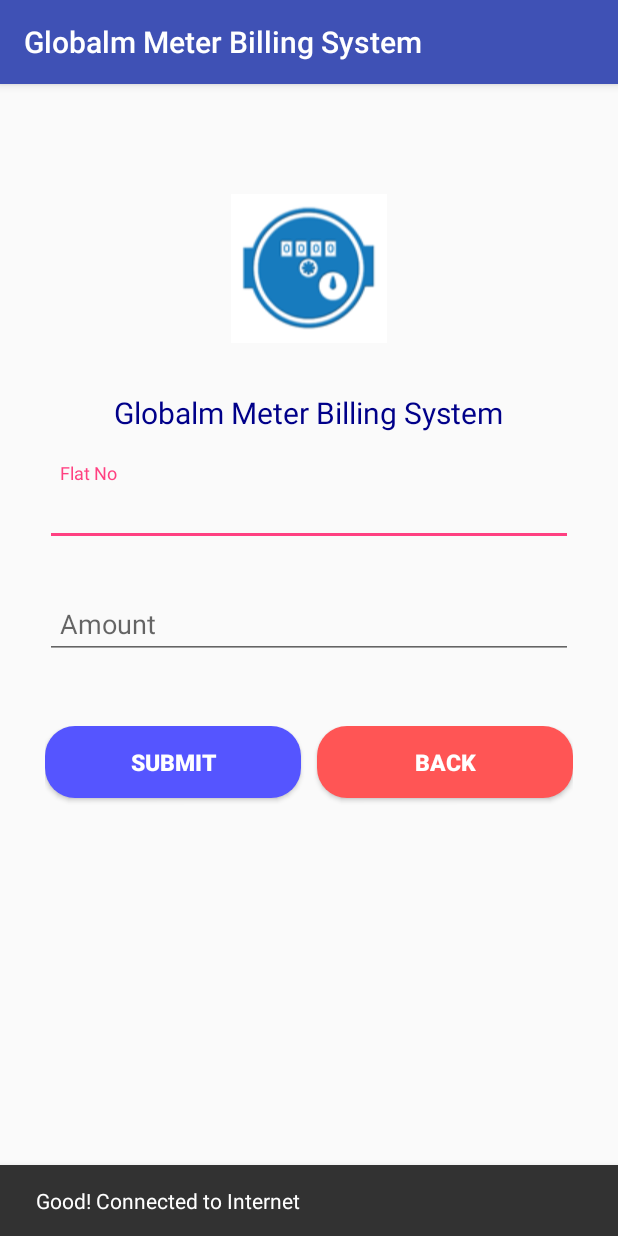
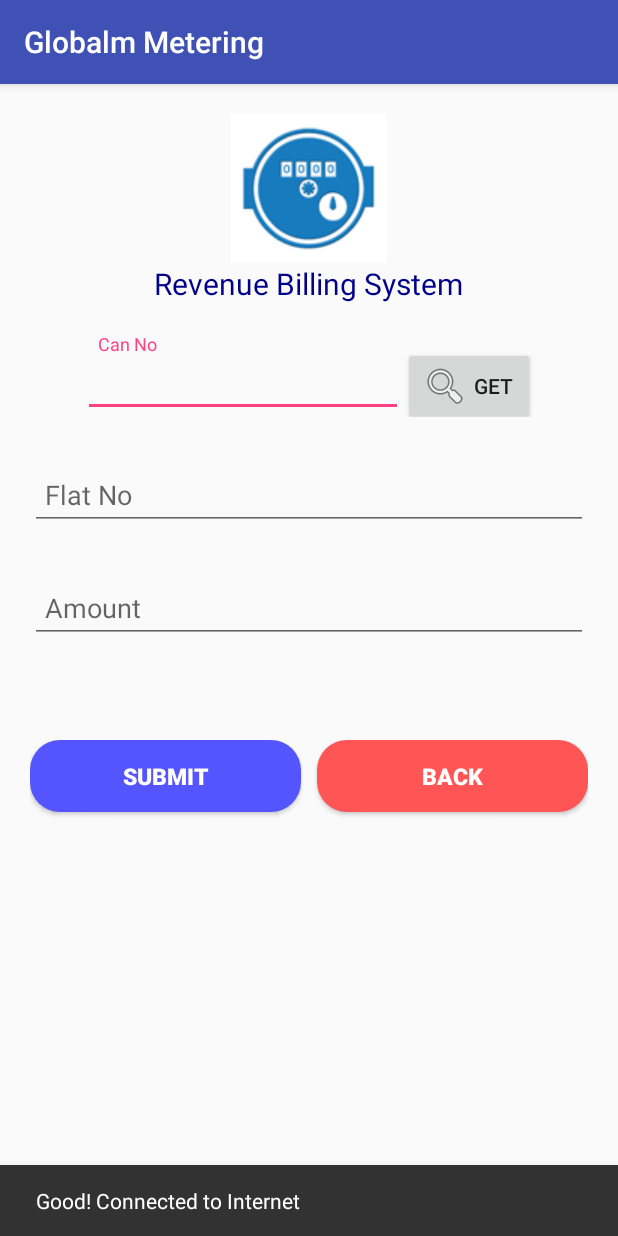
Before and after one commit to satee107/WaterBilling, an Android app: the CollectionActivity screen opened directly, with no data from a screen before it, on a phone screen of 412 x 824 dp. Run offline under Robolectric (Android 15) with nearby library versions, the phone set to English and light mode, and no system bars; our stand-ins replace Volley.

Commit message:
latest updates

```diff
--- a/app/src/main/AndroidManifest.xml
+++ b/app/src/main/AndroidManifest.xml
@@ -43,7 +43,9 @@
         <activity android:name=".ValidateActivity" />
         <activity android:name=".SubBillingActivity" />
         <activity android:name=".ValidateBillingActivity" />
-        <activity android:name=".ValidateCollectionActivity"></activity>
+        <activity android:name=".ValidateCollectionActivity">
+
+        </activity>
     </application>
 
 </manifest>
--- a/app/src/main/res/layout/activity_collection.xml
+++ b/app/src/main/res/layout/activity_collection.xml
@@ -8,15 +8,13 @@
     android:layout_width="match_parent"
     android:layout_height="wrap_content"
     android:orientation="vertical"
-    android:layout_marginLeft="30dp"
-    android:layout_marginRight="30dp"
+    android:layout_margin="20dp"
     android:gravity="center"
     tools:context="com.example.ammulu.waterbilling.CollectionActivity">
 
     <ImageView
         android:layout_width="wrap_content"
-        android:layout_height="165dp"
-        android:layout_marginTop="40dp"
+        android:layout_height="wrap_content"
         android:src="@drawable/transwaterlogo"/>
     <TextView
         android:layout_width="wrap_content"
@@ -24,8 +22,42 @@
         android:textSize="20sp"
         android:textColor="#000089"
         android:gravity="center"
-        android:text="Globalm Meter Billing System"/>
+        android:text="Revenue Billing System"/>
 
+    <LinearLayout
+        android:layout_width="wrap_content"
+        android:layout_height="wrap_content"
+        android:orientation="horizontal">
+    <android.support.design.widget.TextInputLayout
+        android:id="@+id/input_layout_canno"
+        android:layout_width="match_parent"
+        android:layout_height="wrap_content"
+        android:layout_marginTop="20dp">
+        <EditText
+            android:id="@+id/editccanno"
+            android:layout_width="match_parent"
+            android:layout_height="wrap_content"
+            android:ems="10"
+            android:hint="Can No"
+            android:inputType="text"
+            android:padding="10dp"
+            android:singleLine="true"
+            android:textColor="#000"
+            android:textSize="18sp" />
+    </android.support.design.widget.TextInputLayout>
+        <Button
+            android:id="@+id/getcan"
+            android:drawableLeft="@android:drawable/ic_menu_search"
+            android:text="get"
+            android:layout_marginTop="20dp"
+            android:layout_width="wrap_content"
+            android:layout_height="wrap_content"/>
+    </LinearLayout>
+<ProgressBar
+    android:layout_width="wrap_content"
+    android:layout_height="wrap_content"
+    android:id="@+id/progress"
+    android:visibility="gone"/>
     <android.support.design.widget.TextInputLayout
         android:id="@+id/input_layout_flatno"
         android:layout_width="match_parent"
@@ -67,7 +99,7 @@
         android:layout_height="wrap_content"
         android:text=""
         android:gravity="center"
-        android:layout_marginTop="20dp"
+        android:layout_margin="20dp"
         android:textStyle="bold"
         android:id="@+id/collecttoast"
         android:textColor="@color/toastcolor"
@@ -87,7 +119,7 @@
             android:layout_weight="1"
             android:textStyle="bold"
             android:layout_marginEnd="5dp"
-            android:layout_marginBottom="30dp"
+            android:layout_marginBottom="20dp"
             android:background="@drawable/btnblue"
             />
         <Button
--- a/app/src/main/res/layout/activity_main.xml
+++ b/app/src/main/res/layout/activity_main.xml
@@ -7,6 +7,7 @@
     xmlns:tools="http://schemas.android.com/tools"
     android:layout_width="match_parent"
     android:layout_height="wrap_content"
+    android:layout_margin="20dp"
     tools:context="com.example.ammulu.waterbilling.MainActivity">
 
     <LinearLayout
@@ -16,9 +17,8 @@
 
         <ImageView
             android:layout_width="wrap_content"
-            android:layout_height="165dp"
+            android:layout_height="wrap_content"
             android:layout_gravity="center"
-            android:layout_marginTop="20dp"
             android:src="@drawable/transwaterlogo" />
 
         <LinearLayout
@@ -32,7 +32,7 @@
                 android:textSize="20sp"
                 android:textColor="#000089"
                 android:gravity="center"
-                android:text="Globalm Meter Billing System"/>
+                android:text="Revenue Billing System"/>
         </LinearLayout>
         <LinearLayout
             android:layout_width="match_parent"
--- a/app/src/main/res/layout/activity_reports.xml
+++ b/app/src/main/res/layout/activity_reports.xml
@@ -20,9 +20,8 @@
         android:layout_height="wrap_content"
         android:textSize="20sp"
         android:textColor="#000089"
-        android:padding="10dp"
         android:gravity="center"
-        android:text="Globalm Meter Billing System"/>
+        android:text="Revenue Billing System"/>
     <!--<Spinner
         android:id="@+id/reportmeter"
         android:layout_width="match_parent"
--- a/app/src/main/res/values/strings.xml
+++ b/app/src/main/res/values/strings.xml
@@ -1,5 +1,5 @@
 <resources>
-    <string name="app_name">Globalm Meter Billing System</string>
+    <string name="app_name">Globalm Metering</string>
     <string-array name="months">
         <item>Jan</item>
         <item>Feb</item>
```
Also changed, not shown: app/src/main/res/layout/activity_bill.xml (+22 -12 lines), app/src/main/res/layout/activity_home.xml (+5 -7 lines), app/src/main/res/layout/activity_sub_billing.xml (+3 -12 lines), app/src/main/res/layout/activity_validate.xml (+3 -6 lines).
